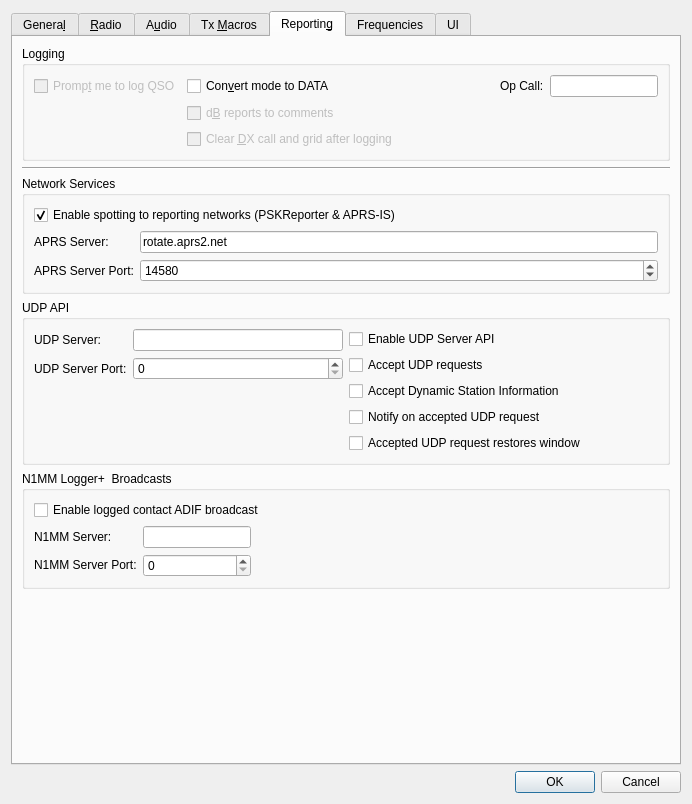
Before: the Qt Designer form Configuration.ui in qcmiao1998/js8call, drawn with Qt 5.
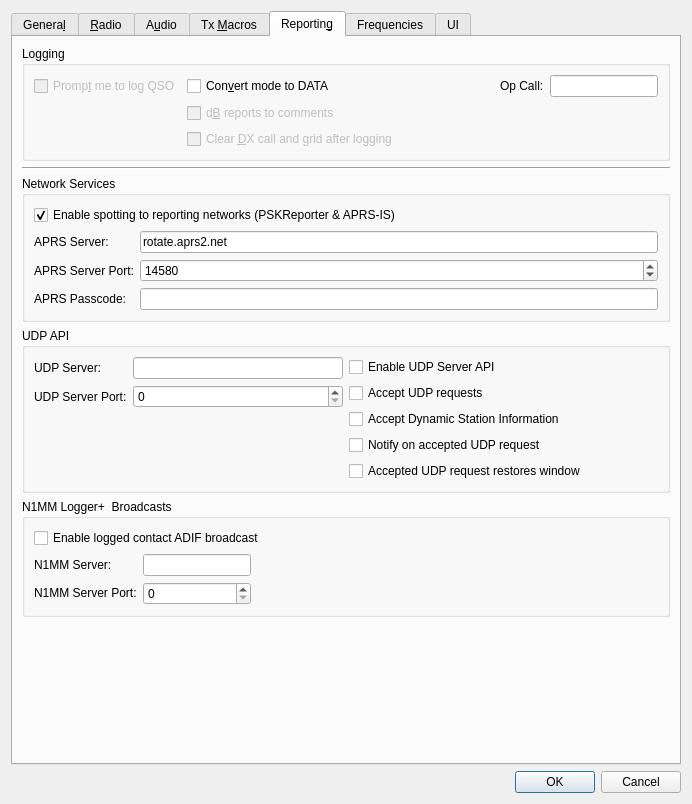
After: the same form once the commit is applied. The open tabs and pages were chosen to show the change.

Commit message: Require APRS passcode for raw APRS usage

```diff
--- a/Configuration.ui
+++ b/Configuration.ui
@@ -2104,6 +2104,19 @@
               </property>
              </widget>
             </item>
+            <item row="2" column="0">
+             <widget class="QLabel" name="label_16">
+              <property name="toolTip">
+               <string>&lt;html&gt;&lt;head/&gt;&lt;body&gt;&lt;p&gt;APRS Server Passcode for Sending APRS Packets&lt;/p&gt;&lt;/body&gt;&lt;/html&gt;</string>
+              </property>
+              <property name="text">
+               <string>APRS Passcode:</string>
+              </property>
+             </widget>
+            </item>
+            <item row="2" column="1">
+             <widget class="QLineEdit" name="aprs_passcode_line_edit"/>
+            </item>
            </layout>
           </item>
          </layout>
```
The commit also changes 5 other files.
